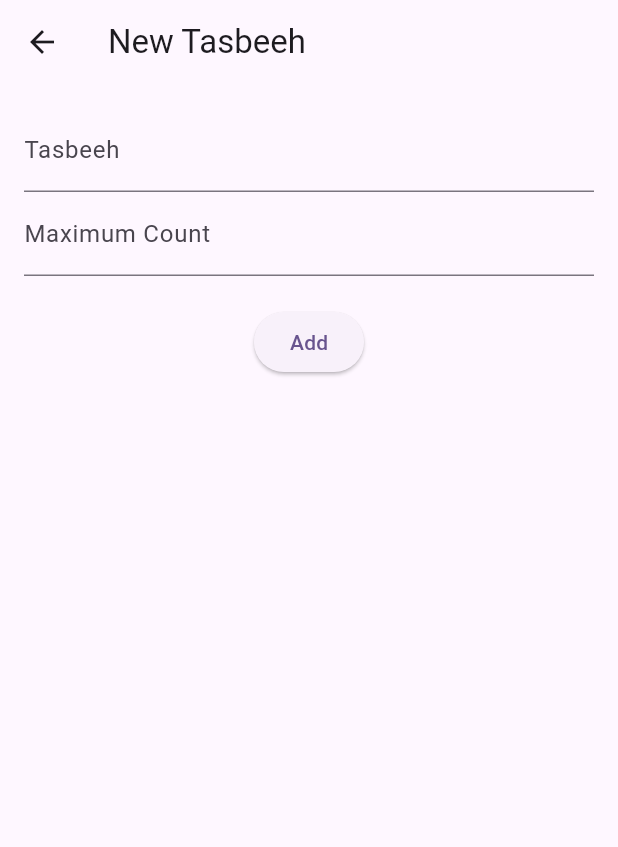
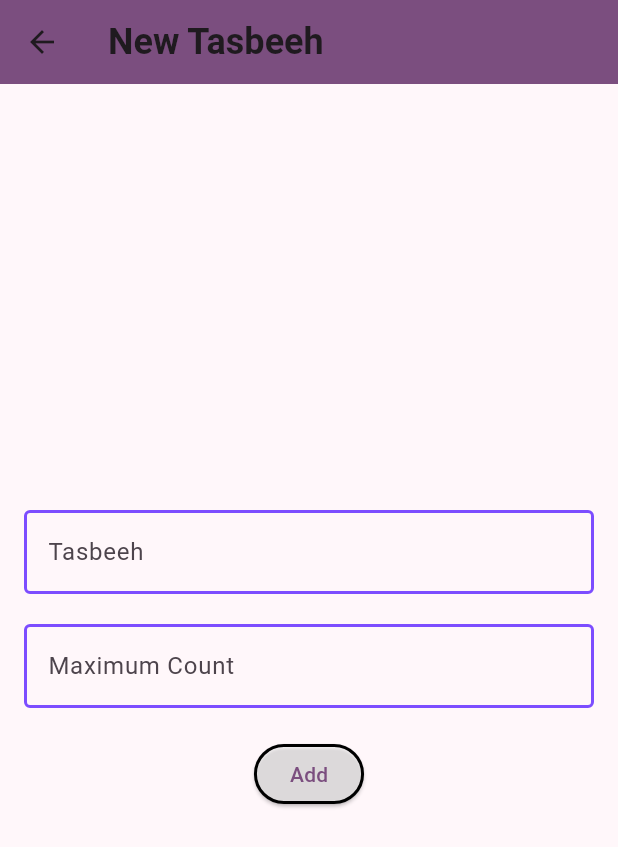
Before and after one commit to EngFaizan/Islamic_Tasbih, a Flutter app: the screen it shows after launch, after a tap on the "add" icon, on a phone screen of 412 x 824 dp. Shown: the top 847 px of the screen. Run offline on Flutter 3.47's test engine with Material 3 defaults, Android fonts, the phone set to English and light mode, and no system bars; our stand-ins replace sqflite; accounts and stored records are empty.

Commit message:
Updated the User Interface to make it user friendly. Also updated the delete functionality now confirmation is required to delete any tasbeeh.

```diff
--- a/tasbeeh/lib/AddNewTasbeeh.dart
+++ b/tasbeeh/lib/AddNewTasbeeh.dart
@@ -29,24 +29,64 @@ class _AddTasbeehPageState extends State<AddTasbeehPage> {
   Widget build(BuildContext context) {
     return Scaffold(
       appBar: AppBar(
-        title: const Text('New Tasbeeh'),
+        title: const Text('New Tasbeeh',
+          style: TextStyle(
+            fontSize: 24,
+            fontWeight: FontWeight.w600
+          ),
+        ),
+        backgroundColor: Theme.of(context).colorScheme.primary,
       ),
       body: Padding(
         padding: const EdgeInsets.all(16.0),
         child: Column(
+          mainAxisAlignment: MainAxisAlignment.center,
           children: [
             TextField(
               controller: _tasbeehController,
-              decoration: const InputDecoration(labelText: 'Tasbeeh'),
+              decoration: const InputDecoration(
+                labelText: 'Tasbeeh',
+                focusedBorder: OutlineInputBorder(
+                  borderSide: BorderSide(
+                    color: Colors.deepPurple,
+                    width: 2
+                  )
+                ),
+                enabledBorder: OutlineInputBorder(
+                  borderSide: BorderSide(
+                    color: Colors.deepPurpleAccent,
+                    width: 2
+                  )
+                )
+              ),
             ),
+            const SizedBox(height: 20),
             TextField(
               controller: _countController,
-              decoration: const InputDecoration(labelText: 'Maximum Count'),
+              decoration: const InputDecoration(
+                  labelText: 'Maximum Count',
+                  focusedBorder: OutlineInputBorder(
+                      borderSide: BorderSide(
+                          color: Colors.deepPurple,
+                          width: 2
+                      )
+                  ),
+                  enabledBorder: OutlineInputBorder(
+                      borderSide: BorderSide(
+                          color: Colors.deepPurpleAccent,
+                          width: 2
+                      )
+                  )
+              ),
               keyboardType: TextInputType.number,
             ),
             const SizedBox(height: 20),
             ElevatedButton(
               onPressed: _saveTasbeeh,
+              style: ElevatedButton.styleFrom(
+                  backgroundColor: Colors.white.withOpacity(0.5),
+                  side: const BorderSide(color: Colors.black, width: 2)
+              ),
               child: const Text('Add'),
             ),
           ],
--- a/tasbeeh/lib/HomePage.dart
+++ b/tasbeeh/lib/HomePage.dart
@@ -67,24 +67,52 @@ class HomePageState extends State<HomePage> {
         ),
         backgroundColor: Theme.of(context).colorScheme.primary,
       ),
-      body: Column(
+      body: Container(
+        color: Colors.lightBlue,
+        child: Column(
           children: [
+            Image.asset('assets/images/masjid.webp'),
+            const SizedBox(height: 20),
             Expanded(
               child: ListView.builder(
                 itemCount: _tasbeehat.length,
                 itemBuilder: (context, index) {
                   var tasbeeh = _tasbeehat[index];
-                return ListTile(
-                  title: Text(tasbeeh['tasbeeh']),
-                  subtitle: Text('Max Count: ${tasbeeh['maxCount']} | Cycles: ${tasbeeh['totalCycles']}'),
+                  return Card(
+                    color: Colors.purple,
+                    elevation: 5,
+                    margin: const EdgeInsets.all(10),
+                    child: ListTile(
+                      title: Text(tasbeeh['tasbeeh'],
+                        style: const TextStyle(
+                          color: Colors.white,
+                          fontSize: 20,
+                          fontWeight: FontWeight.w500
+                        ),
+                      ),
+                      subtitle: Text('Max Count: ${tasbeeh['maxCount']}',
+                        style: const TextStyle(
+                            color: Colors.white,
+                            fontSize: 15,
+                            fontWeight: FontWeight.w500
+                        ),
+                      ),
+                      trailing: Text('Cycles: ${tasbeeh['totalCycles']}',
+                        style: const TextStyle(
+                            color: Colors.white,
+                            fontSize: 15,
+                            fontWeight: FontWeight.w500
+                        ),
+                      ),
                       onTap: () => _navigateToTasbeehCounter(tasbeeh),
+                    ),
                   );
                 },
               ),
             ),
             ElevatedButton(
               style: ElevatedButton.styleFrom(
-                backgroundColor: Colors.white.withOpacity(0.3),
+                  backgroundColor: Colors.white.withOpacity(0.5),
                   side: const BorderSide(color: Colors.black, width: 2)
               ),
               onPressed: _navigateToAddTasbeeh,
@@ -93,6 +121,7 @@ class HomePageState extends State<HomePage> {
             const SizedBox(height: 20,)
           ],
         ),
+      ),
     );
   }
 }
--- a/tasbeeh/lib/main.dart
+++ b/tasbeeh/lib/main.dart
@@ -14,7 +14,7 @@ class MyApp extends StatelessWidget {
       debugShowCheckedModeBanner: false,
       title: 'Tabeeh App',
       theme: ThemeData(
-        colorScheme: ColorScheme.fromSeed(seedColor: Colors.deepPurple),
+        colorScheme: ColorScheme.fromSeed(seedColor: Colors.purple),
         useMaterial3: true,
       ),
       home: Splashscreen(),
```
Also changed, not shown: tasbeeh/lib/TasbeehCounter.dart (+73 -36 lines). Lines whose indentation alone changed are shown as unchanged.
